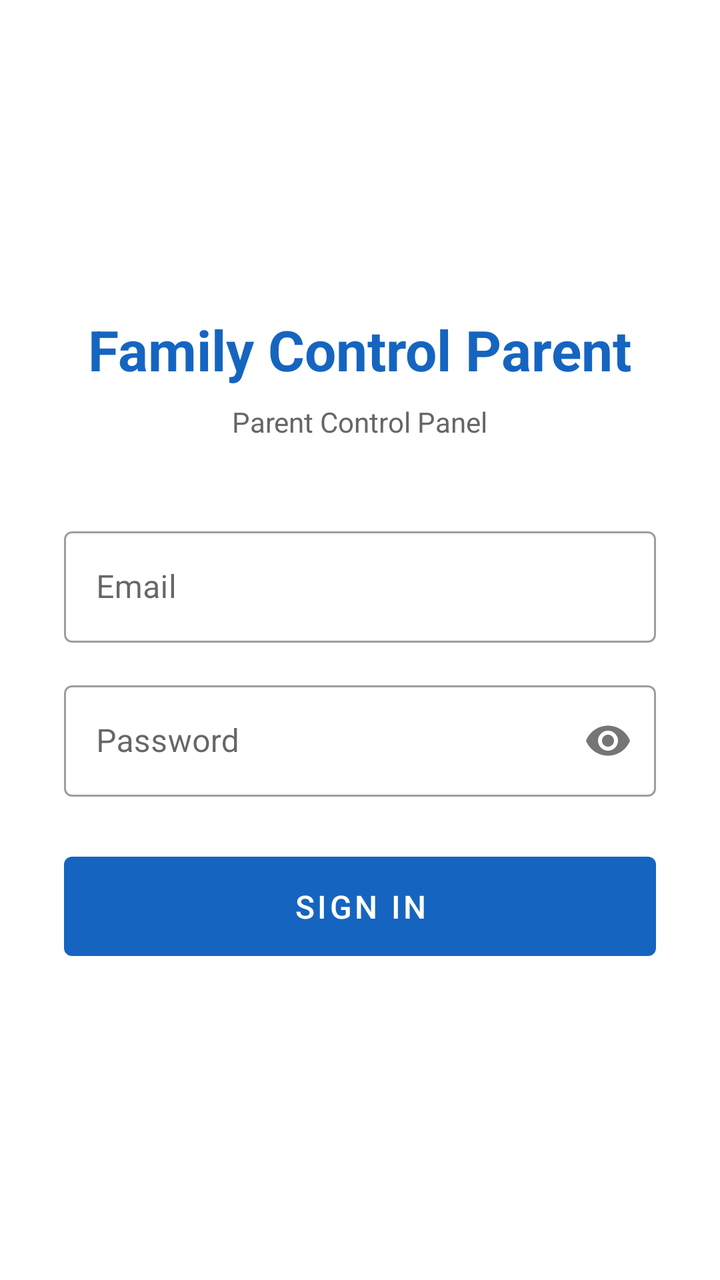
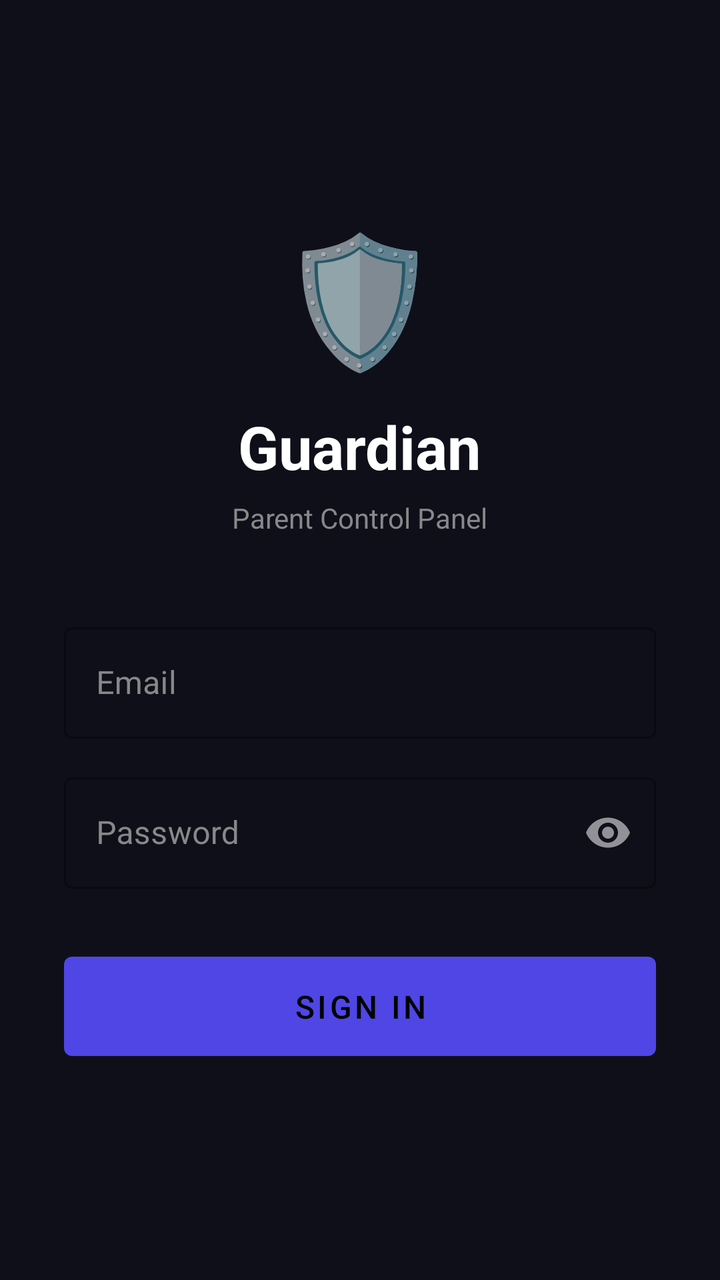

Two renders of the same Android screen: before a commit and after it. Below are the layout's source before the change and the commit's diff.
<!-- AndroidManifest.xml: application theme Theme.FamilyControlParent -->
<!-- res/layout/activity_login.xml -->
<?xml version="1.0" encoding="utf-8"?>
<LinearLayout xmlns:android="http://schemas.android.com/apk/res/android"
    android:layout_width="match_parent"
    android:layout_height="match_parent"
    android:orientation="vertical"
    android:gravity="center"
    android:padding="32dp">

    <TextView
        android:layout_width="wrap_content"
        android:layout_height="wrap_content"
        android:text="@string/app_name"
        android:textSize="28sp"
        android:textStyle="bold"
        android:textColor="@color/colorPrimary"
        android:layout_marginBottom="8dp" />

    <TextView
        android:layout_width="wrap_content"
        android:layout_height="wrap_content"
        android:text="@string/login_subtitle"
        android:textSize="14sp"
        android:textColor="#666666"
        android:layout_marginBottom="40dp" />

    <com.google.android.material.textfield.TextInputLayout
        android:layout_width="match_parent"
        android:layout_height="wrap_content"
        android:hint="@string/hint_email"
        android:layout_marginBottom="16dp"
        style="@style/Widget.MaterialComponents.TextInputLayout.OutlinedBox">

        <com.google.android.material.textfield.TextInputEditText
            android:id="@+id/etEmail"
            android:layout_width="match_parent"
            android:layout_height="wrap_content"
            android:inputType="textEmailAddress" />
    </com.google.android.material.textfield.TextInputLayout>

    <com.google.android.material.textfield.TextInputLayout
        android:layout_width="match_parent"
        android:layout_height="wrap_content"
        android:hint="@string/hint_password"
        android:layout_marginBottom="24dp"
        app:passwordToggleEnabled="true"
        style="@style/Widget.MaterialComponents.TextInputLayout.OutlinedBox"
        xmlns:app="http://schemas.android.com/apk/res-auto">

        <com.google.android.material.textfield.TextInputEditText
            android:id="@+id/etPassword"
            android:layout_width="match_parent"
            android:layout_height="wrap_content"
            android:inputType="textPassword" />
    </com.google.android.material.textfield.TextInputLayout>

    <Button
        android:id="@+id/btnLogin"
        android:layout_width="match_parent"
        android:layout_height="wrap_content"
        android:text="@string/btn_login"
        android:textSize="16sp"
        android:padding="14dp" />

    <ProgressBar
        android:id="@+id/progressBar"
        android:layout_width="wrap_content"
        android:layout_height="wrap_content"
        android:layout_marginTop="16dp"
        android:visibility="gone" />

</LinearLayout>
<!-- resources referenced by this layout -->
<resources>
  <color name="colorPrimary">#1565C0</color>
  <string name="app_name">Family Control Parent</string>
  <string name="btn_login">Sign In</string>
  <string name="hint_email">Email</string>
  <string name="hint_password">Password</string>
  <string name="login_subtitle">Parent Control Panel</string>
  <style name="Theme.FamilyControlParent" parent="Theme.MaterialComponents.Light.DarkActionBar">
          <item name="colorPrimary">@color/colorPrimary</item>
          <item name="colorPrimaryDark">@color/colorPrimaryDark</item>
          <item name="colorAccent">@color/colorAccent</item>
      </style>
  <color name="colorPrimaryDark">#0D47A1</color>
  <color name="colorAccent">#42A5F5</color>
</resources>

<!-- the commit's change to res/layout/activity_login.xml (unified diff, before → after) -->
@@ -1,56 +1,70 @@
 <?xml version="1.0" encoding="utf-8"?>
 <LinearLayout xmlns:android="http://schemas.android.com/apk/res/android"
+    xmlns:app="http://schemas.android.com/apk/res-auto"
     android:layout_width="match_parent"
     android:layout_height="match_parent"
     android:orientation="vertical"
     android:gravity="center"
-    android:padding="32dp">
+    android:padding="32dp"
+    android:background="@color/colorBg">
 
     <TextView
         android:layout_width="wrap_content"
         android:layout_height="wrap_content"
-        android:text="@string/app_name"
-        android:textSize="28sp"
+        android:text="🛡️"
+        android:textSize="64sp"
+        android:layout_marginBottom="12dp" />
+
+    <TextView
+        android:layout_width="wrap_content"
+        android:layout_height="wrap_content"
+        android:text="Guardian"
+        android:textSize="30sp"
         android:textStyle="bold"
-        android:textColor="@color/colorPrimary"
-        android:layout_marginBottom="8dp" />
+        android:textColor="@color/textPrimary"
+        android:layout_marginBottom="6dp" />
 
     <TextView
         android:layout_width="wrap_content"
         android:layout_height="wrap_content"
         android:text="@string/login_subtitle"
         android:textSize="14sp"
-        android:textColor="#666666"
+        android:textColor="@color/textSecondary"
         android:layout_marginBottom="40dp" />
 
     <com.google.android.material.textfield.TextInputLayout
         android:layout_width="match_parent"
         android:layout_height="wrap_content"
         android:hint="@string/hint_email"
-        android:layout_marginBottom="16dp"
-        style="@style/Widget.MaterialComponents.TextInputLayout.OutlinedBox">
+        android:layout_marginBottom="14dp"
+        style="@style/DarkTextInput"
+        app:boxStrokeColor="@color/colorBorder"
+        app:hintTextColor="@color/textSecondary">
 
         <com.google.android.material.textfield.TextInputEditText
             android:id="@+id/etEmail"
             android:layout_width="match_parent"
             android:layout_height="wrap_content"
-            android:inputType="textEmailAddress" />
+            android:inputType="textEmailAddress"
+            android:textColor="@color/textPrimary" />
     </com.google.android.material.textfield.TextInputLayout>
 
     <com.google.android.material.textfield.TextInputLayout
         android:layout_width="match_parent"
         android:layout_height="wrap_content"
         android:hint="@string/hint_password"
-        android:layout_marginBottom="24dp"
+        android:layout_marginBottom="28dp"
+        style="@style/DarkTextInput"
         app:passwordToggleEnabled="true"
-        style="@style/Widget.MaterialComponents.TextInputLayout.OutlinedBox"
-        xmlns:app="http://schemas.android.com/apk/res-auto">
+        app:boxStrokeColor="@color/colorBorder"
+        app:hintTextColor="@color/textSecondary">
 
         <com.google.android.material.textfield.TextInputEditText
             android:id="@+id/etPassword"
             android:layout_width="match_parent"
             android:layout_height="wrap_content"
-            android:inputType="textPassword" />
+            android:inputType="textPassword"
+            android:textColor="@color/textPrimary" />
     </com.google.android.material.textfield.TextInputLayout>
 
     <Button
@@ -59,7 +73,8 @@
         android:layout_height="wrap_content"
         android:text="@string/btn_login"
         android:textSize="16sp"
-        android:padding="14dp" />
+        android:padding="14dp"
+        app:backgroundTint="@color/colorPrimary" />
 
     <ProgressBar
         android:id="@+id/progressBar"
<!-- resource entries referenced after the edit -->
@@ -1,17 +1,32 @@
 <!-- resources referenced by this layout -->
 <resources>
-  <color name="colorPrimary">#1565C0</color>
-  <string name="app_name">Family Control Parent</string>
+  <color name="colorBg">#0F0F1A</color>
+  <color name="colorBorder">#2A2A45</color>
+  <color name="colorPrimary">#4F46E5</color>
+  <color name="textPrimary">#FFFFFF</color>
+  <color name="textSecondary">#888888</color>
   <string name="btn_login">Sign In</string>
   <string name="hint_email">Email</string>
   <string name="hint_password">Password</string>
   <string name="login_subtitle">Parent Control Panel</string>
-  <style name="Theme.FamilyControlParent" parent="Theme.MaterialComponents.Light.DarkActionBar">
+  <style name="DarkTextInput" parent="Widget.MaterialComponents.TextInputLayout.OutlinedBox">
+          <item name="boxStrokeColor">@color/colorBorder</item>
+          <item name="hintTextColor">@color/textSecondary</item>
+          <item name="android:textColorHint">@color/textSecondary</item>
+      </style>
+  <style name="Theme.FamilyControlParent" parent="Theme.MaterialComponents.NoActionBar">
           <item name="colorPrimary">@color/colorPrimary</item>
           <item name="colorPrimaryDark">@color/colorPrimaryDark</item>
           <item name="colorAccent">@color/colorAccent</item>
+          <item name="android:windowBackground">@color/colorBg</item>
+          <item name="android:statusBarColor">@color/colorBg</item>
+          <item name="android:navigationBarColor">@color/colorBg</item>
+          <item name="android:windowLightStatusBar">false</item>
+          <item name="android:textColorPrimary">@color/textPrimary</item>
+          <item name="android:textColorSecondary">@color/textSecondary</item>
+          <item name="materialAlertDialogTheme">@style/ThemeOverlay.MaterialComponents.MaterialAlertDialog.Dark</item>
       </style>
-  <color name="colorPrimaryDark">#0D47A1</color>
-  <color name="colorAccent">#42A5F5</color>
+  <color name="colorPrimaryDark">#3730A3</color>
+  <color name="colorAccent">#4F46E5</color>
 </resources>
 
